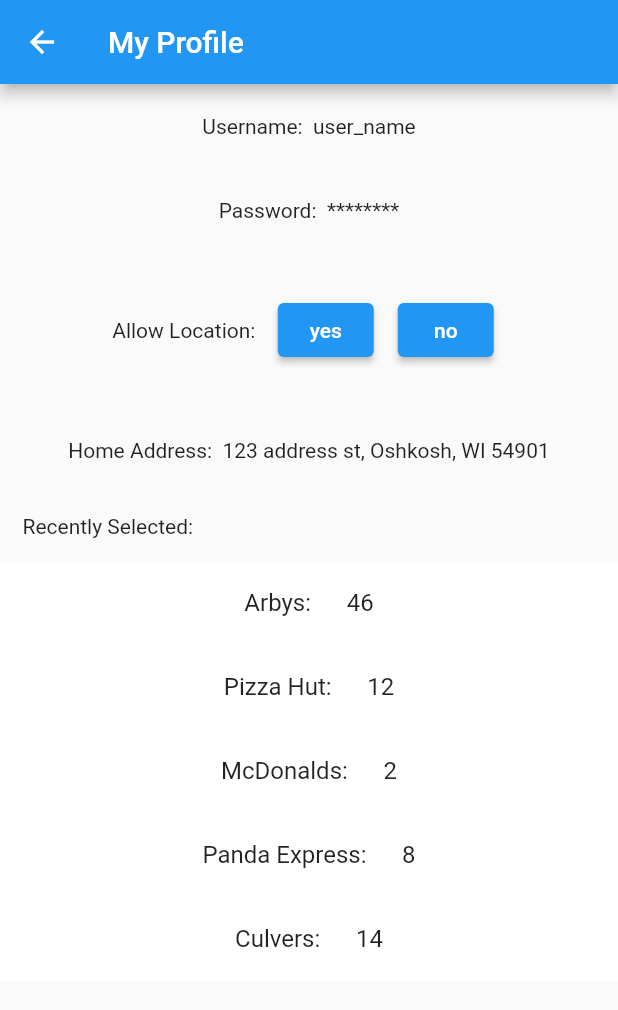
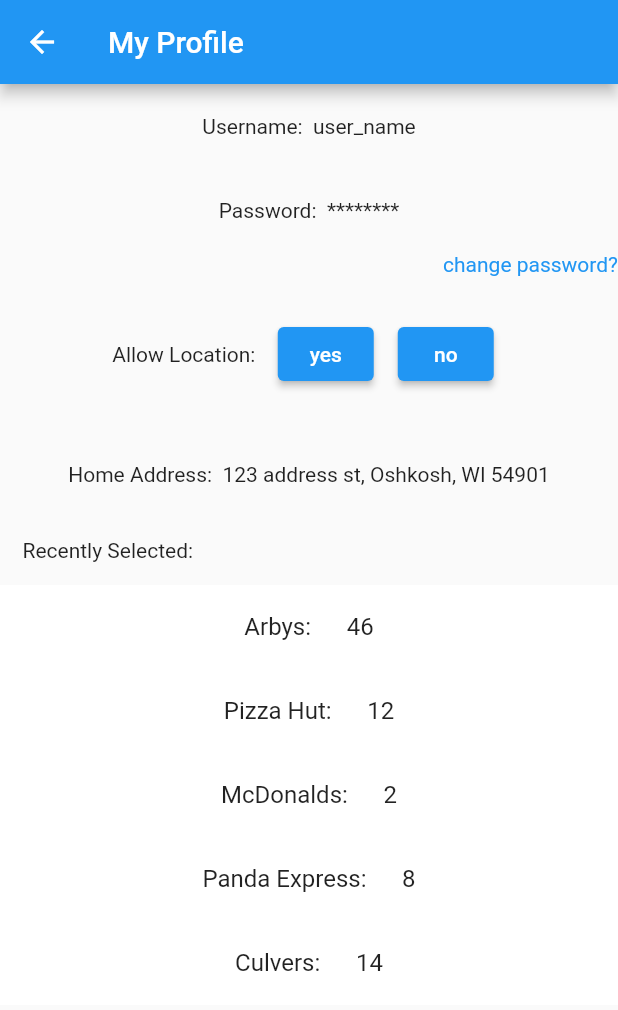
Before and after one commit to MaxwellGrimm/whats_for_lunch, a Flutter app: the MyProfileWidget screen opened directly, on a phone screen of 412 x 824 dp. Shown: the top 1010 px of the screen. Run offline on Flutter 3.47's test engine with Material 2 defaults, Android fonts, the phone set to English and light mode, and no system bars.

Commit message:
added change password

```diff
--- a/lib/my_profile.dart
+++ b/lib/my_profile.dart
@@ -54,6 +54,15 @@ class _MyProfileWidgetState extends State<MyProfileWidget> {
               ],
             ),
           ),
+         // const Padding(
+          //  padding: EdgeInsets.all(5.0),
+           // child:
+            Text(
+              'change password?',
+              textAlign: TextAlign.right,
+              style: TextStyle(color: Colors.blue),
+            ),
+          //),
           Padding(
             padding: const EdgeInsets.all(20.0),
             child: Row(
```
